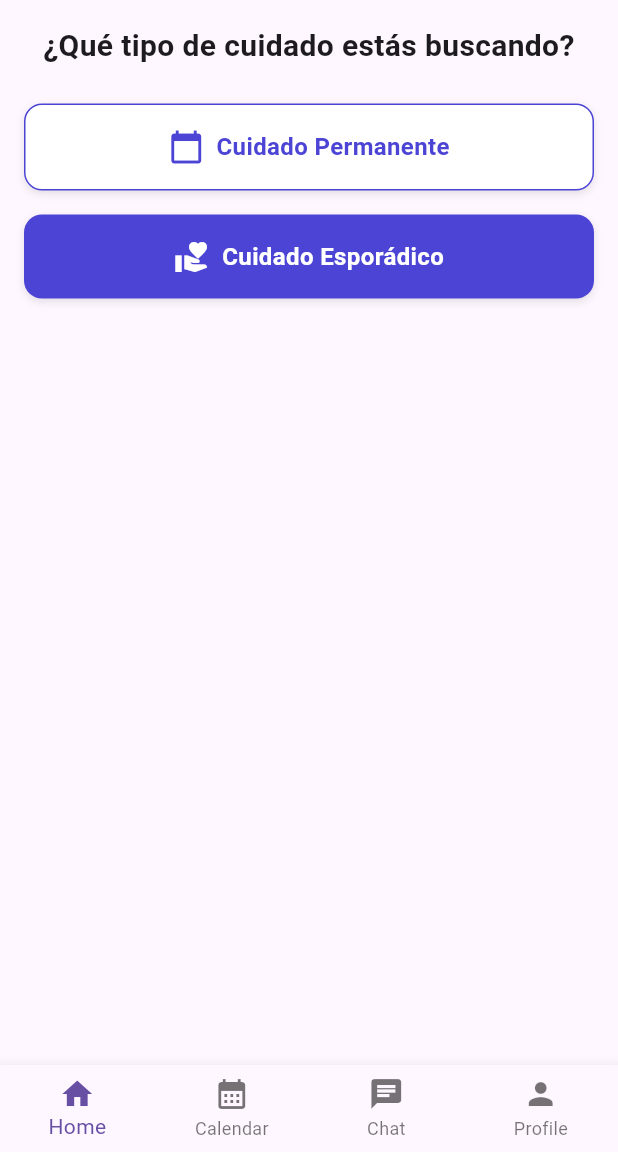
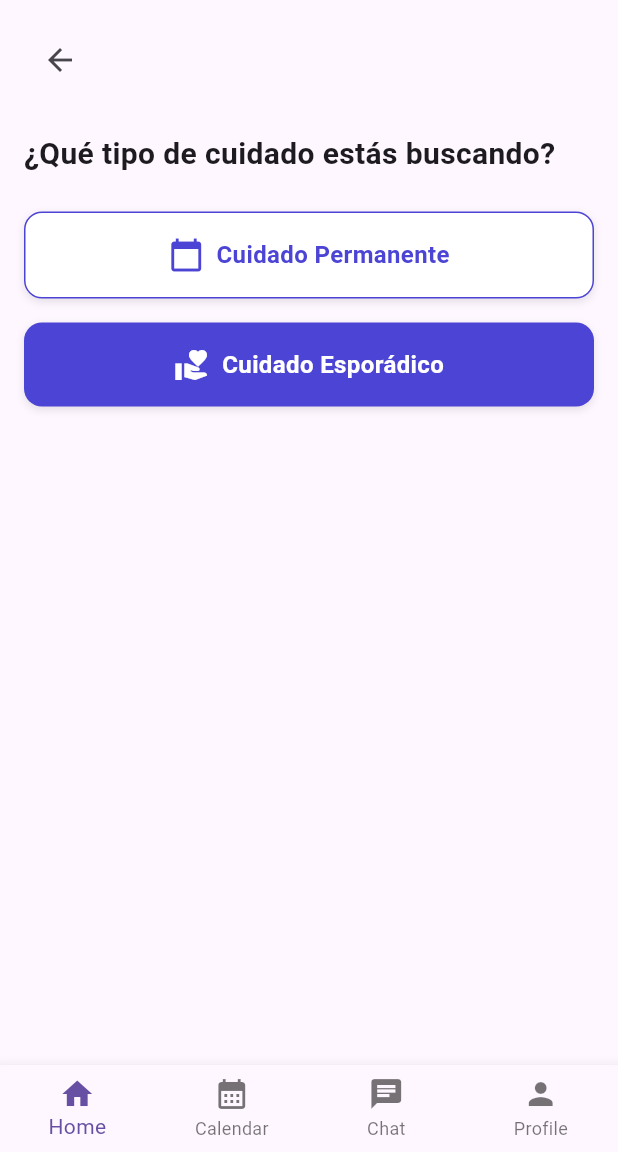
Before and after one commit to robertikoo/app-dev-toy, a Flutter app: the CareTypeSelectionScreen widget shown alone on an empty page, opened directly, on a phone screen of 412 x 824 dp, the part 84-1236 px from its top. Run offline on Flutter 3.47's test engine with Material 3 defaults, Android fonts, the phone set to English and light mode, and no system bars; our stand-ins replace flutter_svg, table_calendar, timeago.

Commit message:
fix: Request List Update tipo_cuidado_screen

```diff
--- a/lib/features/request/screens/tipo_cuidado_screen.dart
+++ b/lib/features/request/screens/tipo_cuidado_screen.dart
@@ -1,5 +1,6 @@
 import 'package:flutter/material.dart';
 import '../../../shared/layouts/main_layout.dart';
+import 'package:app/features/home/screens/home_screen.dart';  // Asegúrate de importar la pantalla HomeScreen.
 
 class CareTypeSelectionScreen extends StatelessWidget {
   const CareTypeSelectionScreen({super.key});
@@ -10,8 +11,23 @@ class CareTypeSelectionScreen extends StatelessWidget {
       child: Padding(
         padding: const EdgeInsets.all(16.0),
         child: Column(
-          crossAxisAlignment: CrossAxisAlignment.center,
+          crossAxisAlignment: CrossAxisAlignment.start, // Alineado a la izquierda
           children: [
+            Row(
+              children: [
+                IconButton(
+                  icon: const Icon(Icons.arrow_back),
+                  onPressed: () {
+                    // Navegar hacia la pantalla de inicio
+                    Navigator.pushReplacement(
+                      context,
+                      MaterialPageRoute(builder: (context) => HomeScreen()), // Asegúrate de tener esta pantalla importada
+                    );
+                  },
+                ),
+              ],
+            ),
+            const SizedBox(height: 24),
             const Text(
               '¿Qué tipo de cuidado estás buscando?',
               style: TextStyle(fontSize: 20, fontWeight: FontWeight.bold),
```
